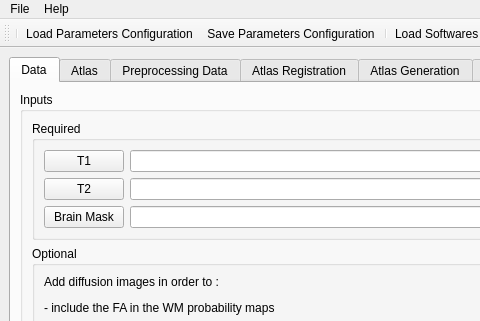
This is NeosegPipeline/WindowMultiseg.ui in NIRALUser/NeosegPipeline as Qt 5 draws it before an edit; both pictures show x 0 to 480 and y 0 to 321 of the 930 by 1152 pixel window. The edited form follows.
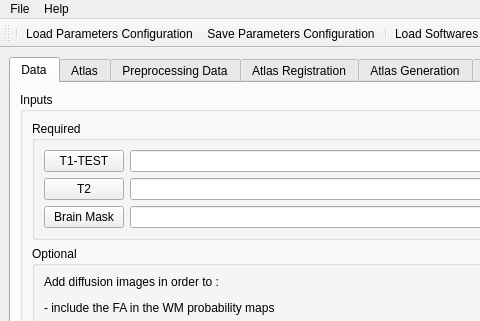
This is the edited form. Icons and pictures are not drawn.

Patch:
```diff
--- a/NeosegPipeline/WindowMultiseg.ui
+++ b/NeosegPipeline/WindowMultiseg.ui
@@ -140,7 +140,7 @@
               <item row="0" column="0">
                <widget class="QPushButton" name="T1_button">
                 <property name="text">
-                 <string>T1</string>
+                 <string>T1-TEST</string>
                 </property>
                </widget>
               </item>
```
